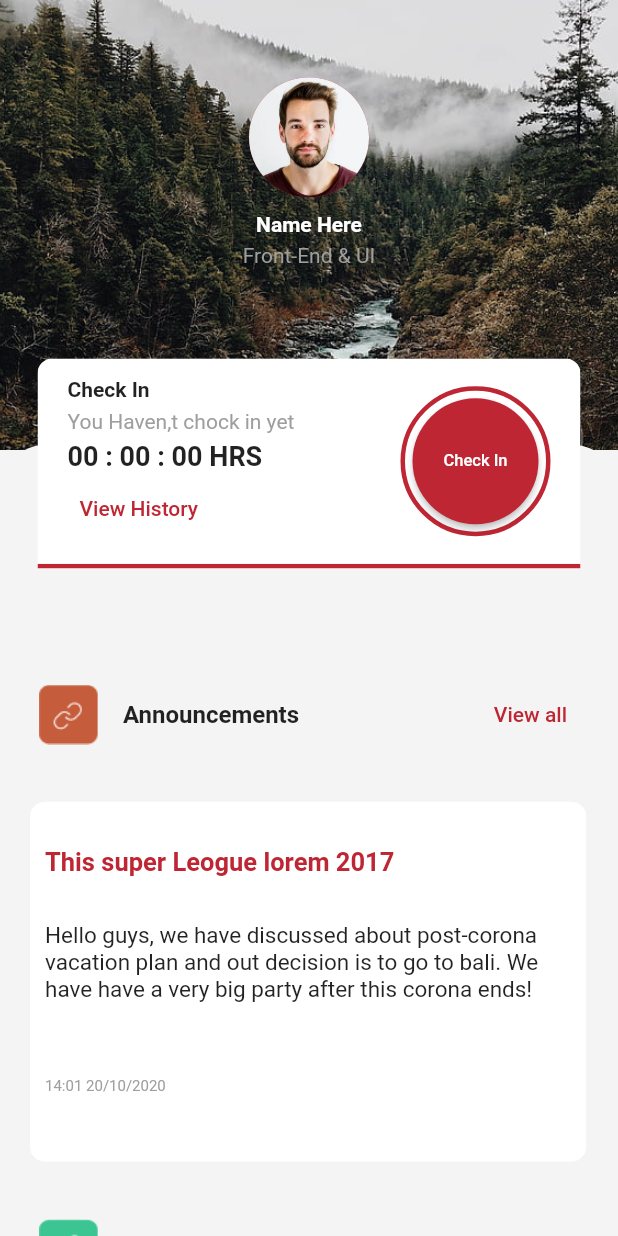
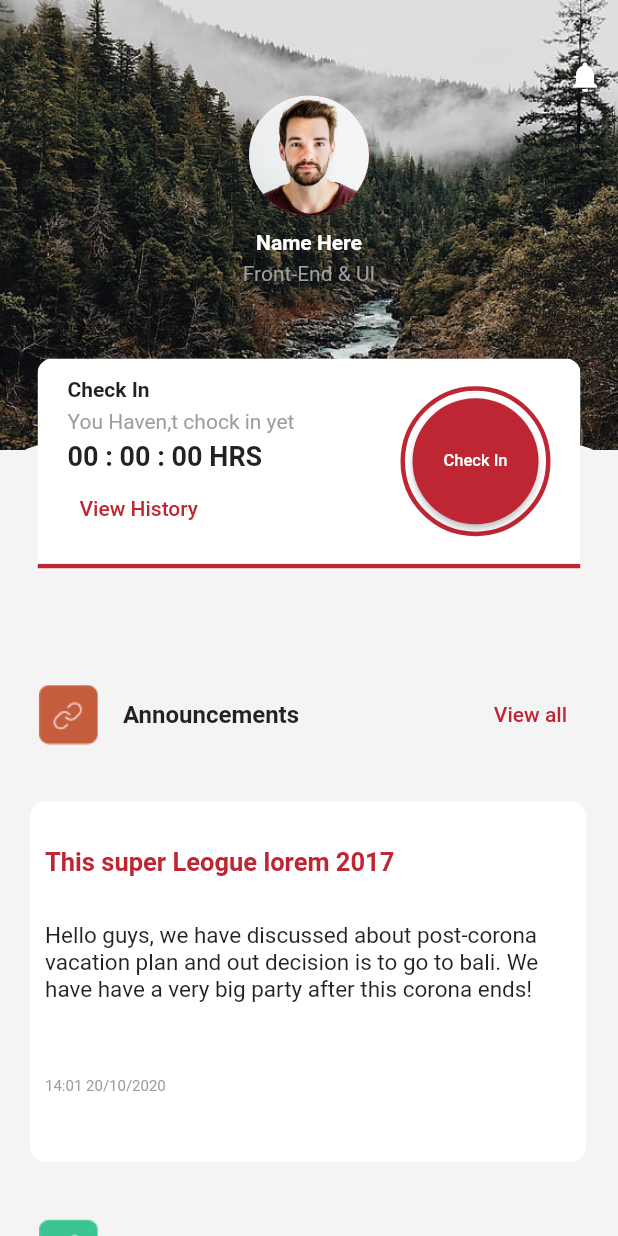
Before and after one commit to Soud-Haroon/Update_Task01, a Flutter app: the MainProfile screen opened directly, on a phone screen of 412 x 824 dp. Run offline on Flutter 3.47's test engine with Material 2 defaults, Android fonts, the phone set to English and light mode, and no system bars; our stand-ins replace percent_indicator.

Commit message:
bell icon added

```diff
--- a/lib/mainProfile.dart
+++ b/lib/mainProfile.dart
@@ -43,6 +43,12 @@ class _MainProfileState extends State<MainProfile> {
                         // crossAxisAlignment: CrossAxisAlignment.center,
                         mainAxisAlignment: MainAxisAlignment.center,
                         children: [
+                          Padding(
+                            padding: const EdgeInsets.symmetric(horizontal: 10),
+                            child: Row(
+                              mainAxisAlignment: MainAxisAlignment.end,
+                              children: [Icon(Icons.notifications, color: Colors.white)]),
+                          ),
                           CircleAvatar(
                             backgroundImage: AssetImage('assets/ben.jpg'),
                             maxRadius: 40,
```
